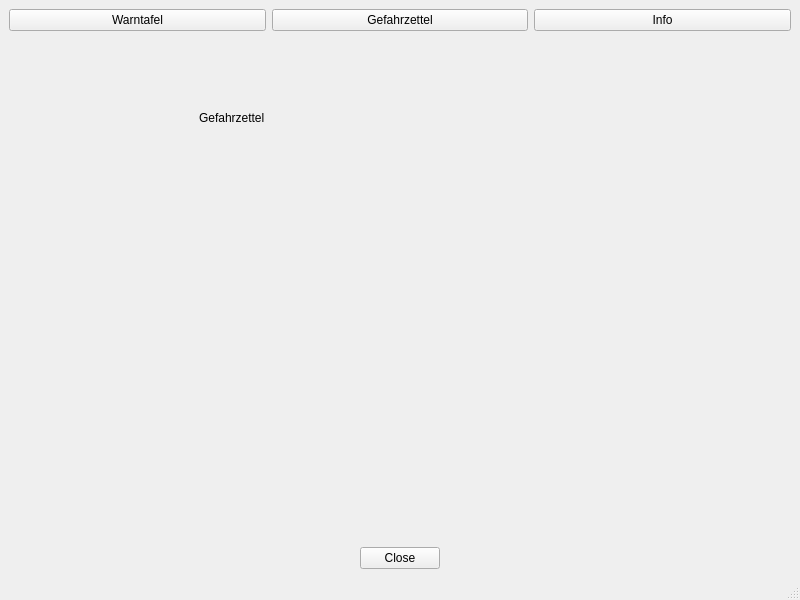
This is Dialoge/Hauptfenster.ui in tuxmaster/Warntafel as Qt 5 draws it before an edit. The edited form follows.
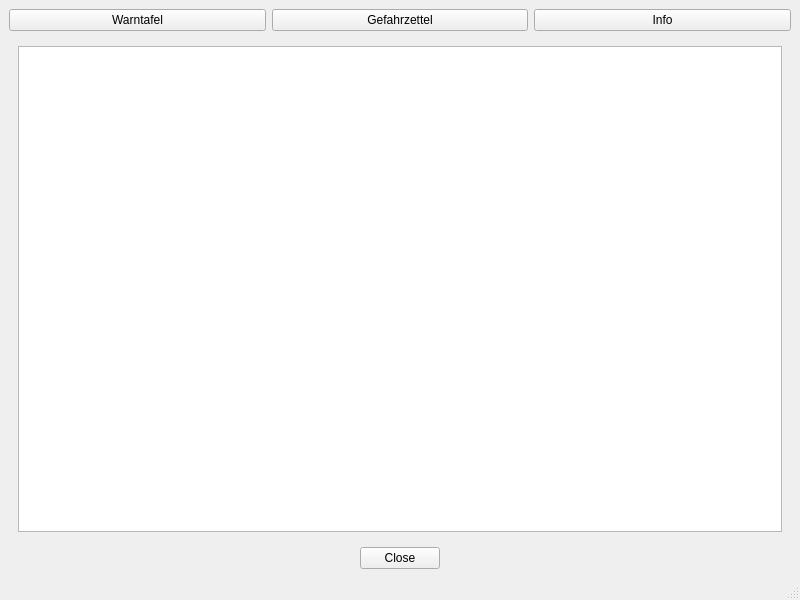
This is the edited form. The open tabs and pages were chosen to show the change. Icons and pictures are not drawn.

```diff
--- a/Dialoge/Hauptfenster.ui
+++ b/Dialoge/Hauptfenster.ui
@@ -78,19 +78,18 @@
        </widget>
       </widget>
       <widget class="QWidget" name="Gefahrzettel">
-       <widget class="QLabel" name="label_2">
-        <property name="geometry">
-         <rect>
-          <x>190</x>
-          <y>70</y>
-          <width>66</width>
-          <height>21</height>
-         </rect>
-        </property>
-        <property name="text">
-         <string>Gefahrzettel</string>
-        </property>
-       </widget>
+       <layout class="QVBoxLayout" name="verticalLayout_4">
+        <item>
+         <widget class="QTableView" name="tbGefahrenzettel">
+          <property name="selectionMode">
+           <enum>QAbstractItemView::SingleSelection</enum>
+          </property>
+          <attribute name="verticalHeaderVisible">
+           <bool>false</bool>
+          </attribute>
+         </widget>
+        </item>
+       </layout>
       </widget>
       <widget class="QWidget" name="Infoseite">
        <layout class="QVBoxLayout" name="verticalLayout_3">
```
Left out of the diff: 2 changed lines with no effect on the pictures.
